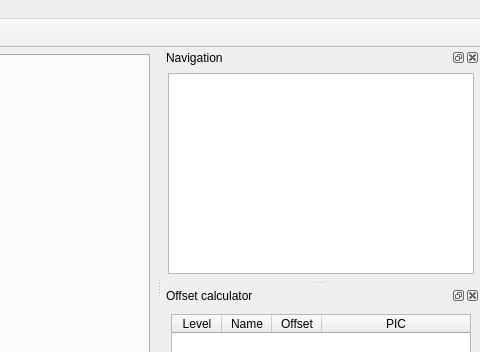
Before: the Qt Designer form forms/ide.ui in OpenCobolIDE/OpenCobolIDE, drawn with Qt 5; both pictures show x 722 to 1202 and y 0 to 352 of the 1202 by 824 pixel window.
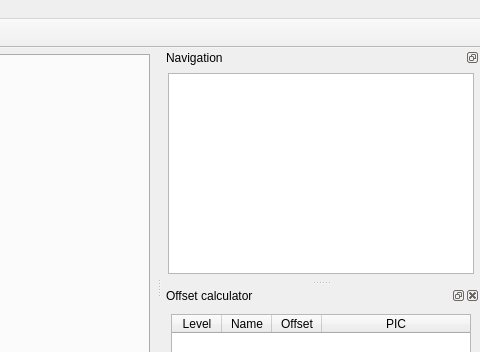
After: the same form once the commit is applied. Icons and pictures are not drawn. Custom widgets are drawn as their Qt base class.

```diff
--- a/forms/ide.ui
+++ b/forms/ide.ui
@@ -599,6 +599,9 @@
      <height>121</height>
     </size>
    </property>
+   <property name="features">
+    <set>QDockWidget::DockWidgetFloatable|QDockWidget::DockWidgetMovable</set>
+   </property>
    <property name="windowTitle">
     <string>Navigation</string>
    </property>
```
Left out of the diff: 25 changed lines with no effect on the pictures.
